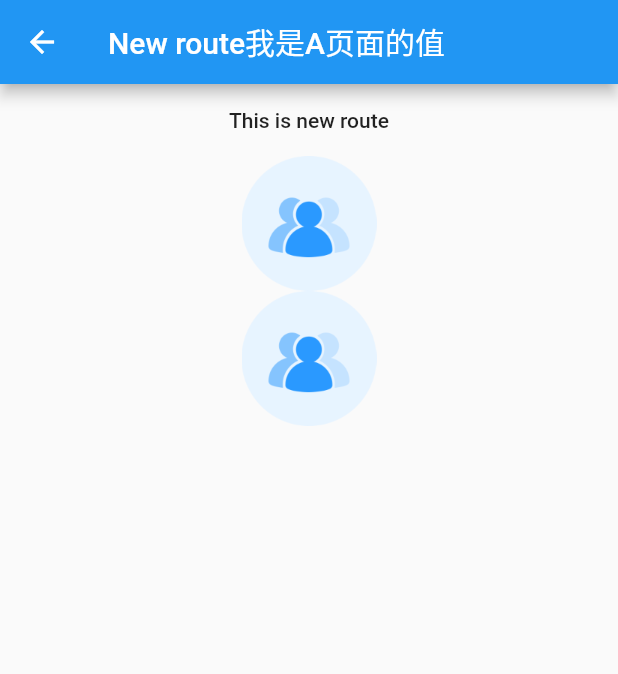
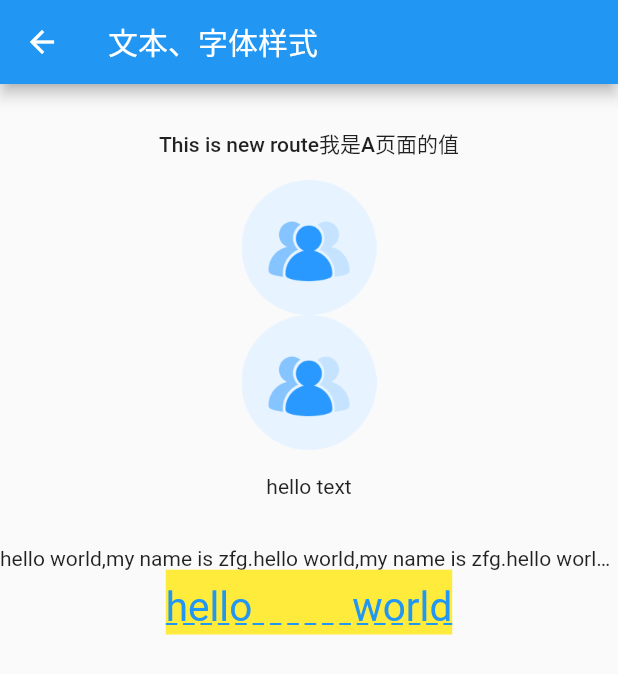
Before and after one commit to fenggeZhang/flutter_app, a Flutter app: the NewRoute screen opened directly, on a phone screen of 412 x 824 dp. Shown: the top 674 px of the screen. Run offline on Flutter 3.47's test engine with Material 2 defaults, Android fonts, the phone set to English and light mode, and no system bars.

Commit message:
style样式；

```diff
--- a/lib/NewRoute.dart
+++ b/lib/NewRoute.dart
@@ -6,22 +6,63 @@ class NewRoute extends StatelessWidget {
     // TODO: implement build
     return Scaffold(
       appBar: AppBar(
-        title: Text("New route" + text),
+        title: Text("文本、字体样式"),
       ),
       body: Center(
           child: Column(
         children: <Widget>[
+          Padding(
+            padding:
+                EdgeInsets.only(left: 0.0, top: 16.0, right: 0.0, bottom: 0.0),
+          ),
           FlatButton(
-            child: Text("This is new route"),
+            child: Text("This is new route" + text),
             onPressed: () {
               Navigator.push(context, MaterialPageRoute(builder: (context) {
-                print("结束当前页面!");
+                return NewRoute(text: "我得页面B传的值");
               }));
             },
           ),
           new Image.asset('my_icons/all.png'),
           new Image(
             image: new AssetImage('my_icons/all.png'),
+          ),
+//          设置padding
+          Padding(
+            padding:
+                EdgeInsets.only(left: 0.0, top: 16.0, right: 0.0, bottom: 0.0),
+          ),
+          Text(
+            "hello text",
+            textAlign: TextAlign.left,
+          ),
+          Padding(
+            padding: EdgeInsets.all(16.0),
+          ),
+          Text(
+            "hello world,my name is zfg." * 4,
+            maxLines: 1,
+            overflow: TextOverflow.ellipsis,
+          ),
+
+          Text(
+            "hello world",
+            textScaleFactor: 1.5,
+            style: TextStyle(
+              //字间距宽度
+              wordSpacing: 60,
+              //字体颜色
+              color: Colors.blue,
+              fontSize: 18,
+              //字体高度 因子 具体行高是height*fontsize
+              height: 1.6,
+              //背景颜色
+              backgroundColor: Colors.yellow,
+              //下划线
+              decoration: TextDecoration.underline,
+              //下划线样式
+              decorationStyle: TextDecorationStyle.dashed,
+            ),
           )
         ],
       )),
```
